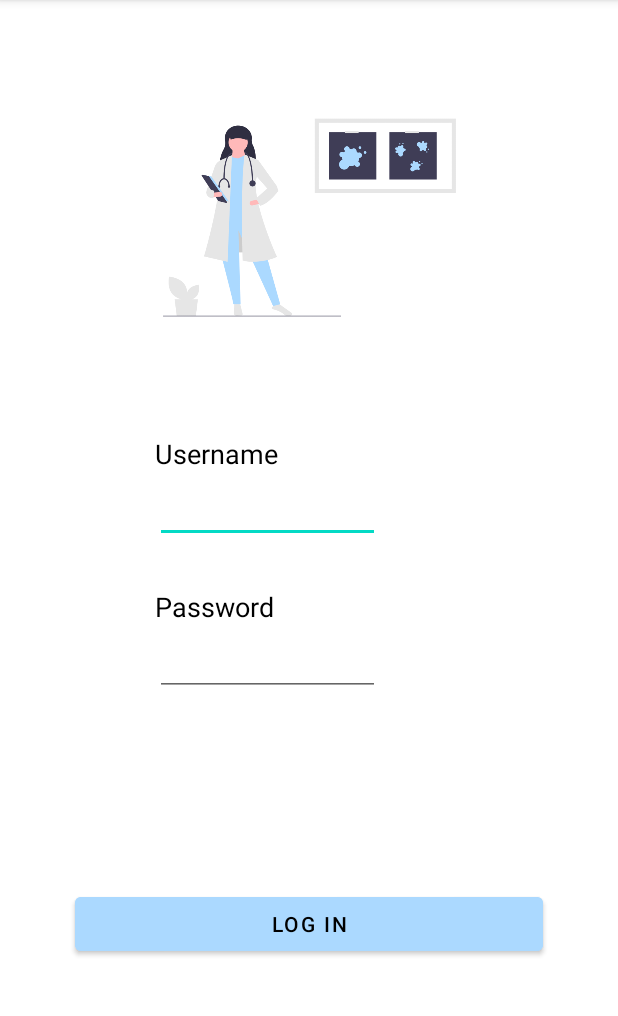
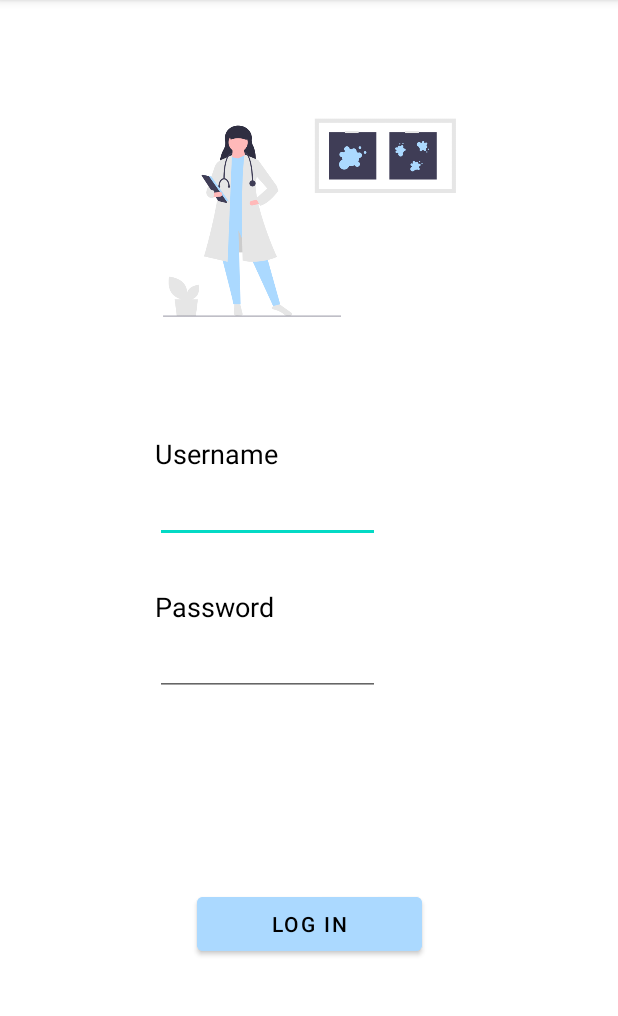
Before and after one commit to RheaAdh/Destress, an Android app: the screen it shows after launch (LoginActivity), on a phone screen of 412 x 824 dp, the part 84-1100 px from its top. Run offline under Robolectric (Android 15) with nearby library versions, the phone set to English and light mode, and no system bars.

Commit message:
Change button constraints in login_screen.xml

```diff
--- a/app/src/main/res/layout/login_screen.xml
+++ b/app/src/main/res/layout/login_screen.xml
@@ -68,14 +68,15 @@
 
     <Button
         android:id="@+id/btnLogin"
-        android:layout_margin="50dp"
-        android:layout_width="match_parent"
+        android:layout_width="wrap_content"
         android:layout_height="wrap_content"
+        android:paddingHorizontal="50dp"
         android:text="@string/log_in"
         android:textColor="@color/black"
         android:backgroundTint="#ABD9FF"
         app:layout_constraintTop_toBottomOf="@id/et2"
         app:layout_constraintRight_toRightOf="parent"
-        app:layout_constraintBottom_toBottomOf="parent"/>
+        app:layout_constraintBottom_toBottomOf="parent"
+        app:layout_constraintLeft_toLeftOf="parent"/>
 
 </androidx.constraintlayout.widget.ConstraintLayout>
```
